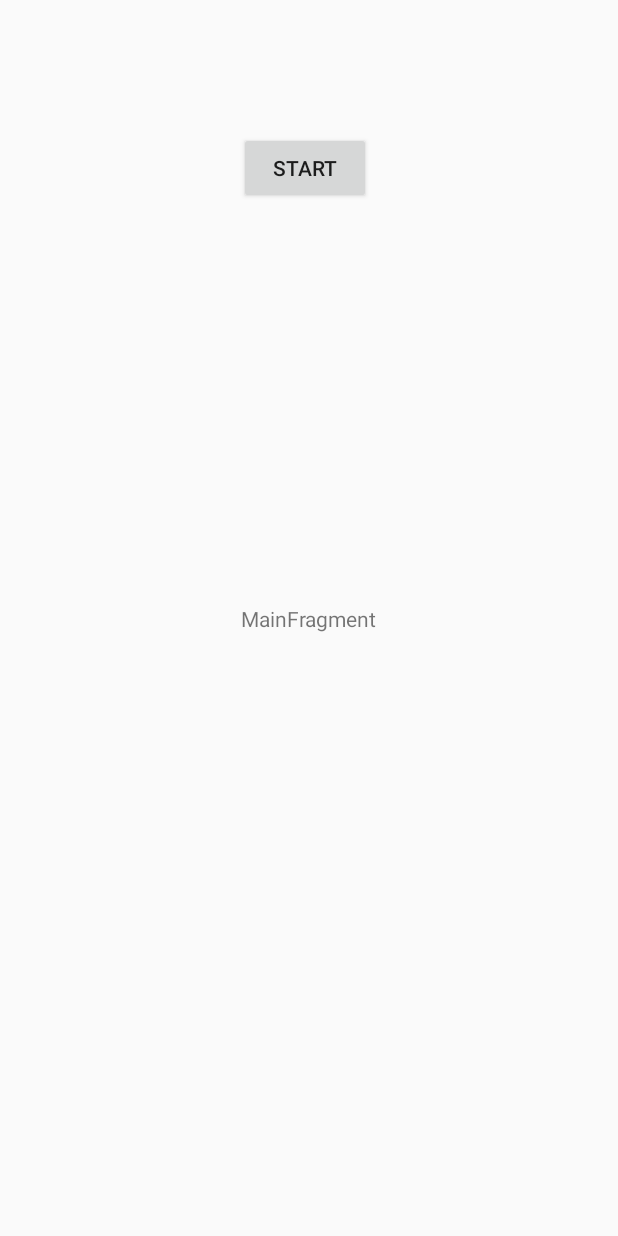
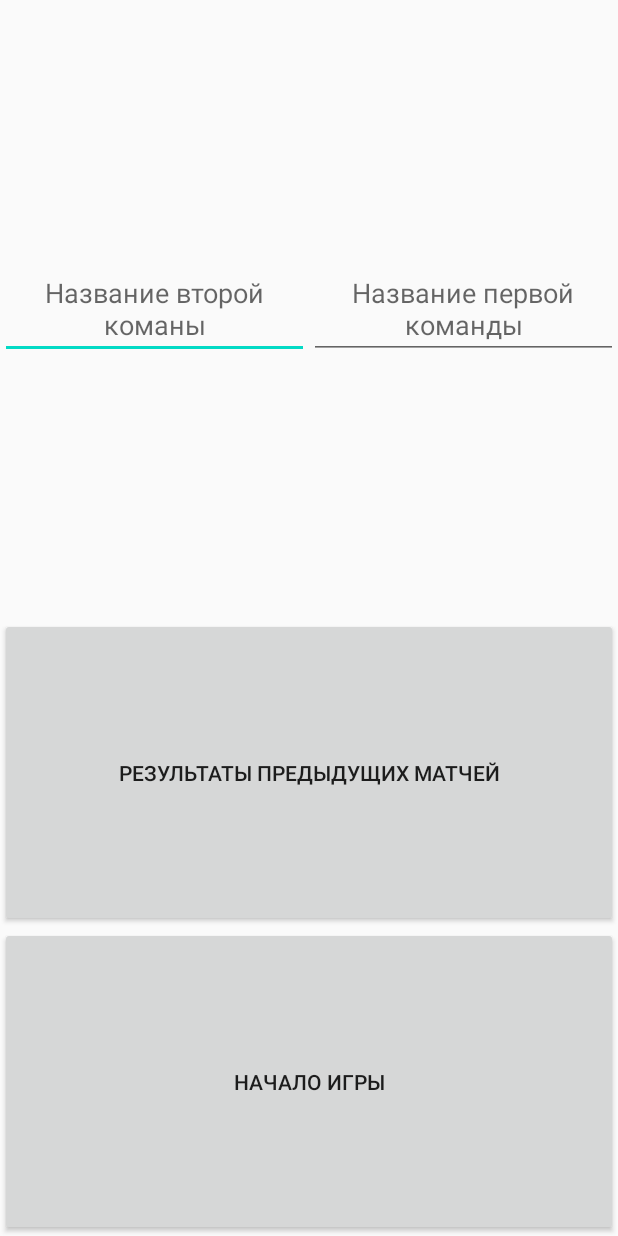
Before and after one commit to denn02/volleyball-1, an Android app: the layout main_fragment.xml on its own in the app's theme, with its tools: preview values and no code run, on a phone screen of 412 x 824 dp. Run offline under Robolectric (Android 15) with nearby library versions, the phone set to English and light mode, and no system bars.

Commit message:
first layout

```diff
--- a/app/src/main/AndroidManifest.xml
+++ b/app/src/main/AndroidManifest.xml
@@ -10,6 +10,8 @@
         android:supportsRtl="true"
         android:theme="@style/AppTheme">
         <activity android:name=".MainActivity">
+
+
             <intent-filter>
                 <action android:name="android.intent.action.MAIN" />
 
--- a/app/src/main/java/com/example/volleyball/MainActivity.java
+++ b/app/src/main/java/com/example/volleyball/MainActivity.java
@@ -2,6 +2,7 @@ package com.example.volleyball;
 
 import androidx.appcompat.app.AppCompatActivity;
 
+import android.content.pm.ActivityInfo;
 import android.os.Bundle;
 
 import com.example.volleyball.ui.main.MainFragment;
@@ -12,6 +13,7 @@ public class MainActivity extends AppCompatActivity {
     protected void onCreate(Bundle savedInstanceState) {
         super.onCreate(savedInstanceState);
         setContentView(R.layout.main_activity);
+        setRequestedOrientation(ActivityInfo.SCREEN_ORIENTATION_LANDSCAPE);
 //        if (savedInstanceState == null) {
 //            getSupportFragmentManager().beginTransaction()
 //                    .replace(R.id.container, MainFragment.newInstance())
--- a/app/src/main/res/layout/main_fragment.xml
+++ b/app/src/main/res/layout/main_fragment.xml
@@ -7,25 +7,91 @@
     android:layout_height="match_parent"
     tools:context=".ui.main.MainFragment">
 
-    <TextView
-        android:id="@+id/message"
-        android:layout_width="wrap_content"
-        android:layout_height="wrap_content"
-        android:text="MainFragment"
+    <LinearLayout
+        android:layout_width="match_parent"
+        android:layout_height="match_parent"
+        android:orientation="vertical"
         app:layout_constraintBottom_toBottomOf="parent"
         app:layout_constraintEnd_toEndOf="parent"
         app:layout_constraintStart_toStartOf="parent"
-        app:layout_constraintTop_toTopOf="parent" />
+        app:layout_constraintTop_toTopOf="parent">
 
-    <Button
-        android:id="@+id/btnStart"
-        android:layout_width="wrap_content"
-        android:layout_height="wrap_content"
-        android:layout_marginTop="88dp"
-        android:text="Start"
-        app:layout_constraintEnd_toEndOf="parent"
-        app:layout_constraintHorizontal_bias="0.492"
-        app:layout_constraintStart_toStartOf="parent"
-        app:layout_constraintTop_toTopOf="parent" />
+        <LinearLayout
+            android:layout_width="match_parent"
+            android:layout_height="match_parent"
+            android:layout_weight="0.5"
+            android:orientation="horizontal">
+
+            <LinearLayout
+                android:layout_width="match_parent"
+                android:layout_height="match_parent"
+                android:layout_weight="50"
+                android:gravity="start"
+                android:orientation="horizontal">
+
+                <com.google.android.material.textfield.TextInputEditText
+                    android:id="@+id/Team2"
+                    android:layout_width="match_parent"
+                    android:layout_height="wrap_content"
+                    android:layout_gravity="center_horizontal|center_vertical"
+                    android:gravity="center"
+                    android:hint="@string/team_2" />
+            </LinearLayout>
+
+            <LinearLayout
+                android:layout_width="match_parent"
+                android:layout_height="match_parent"
+                android:layout_weight="50"
+                android:orientation="horizontal">
+
+                <com.google.android.material.textfield.TextInputEditText
+                    android:id="@+id/Team1"
+                    android:layout_width="match_parent"
+                    android:layout_height="wrap_content"
+                    android:layout_gravity="center"
+                    android:gravity="center_horizontal"
+                    android:hint="@string/team_1" />
+            </LinearLayout>
+
+        </LinearLayout>
+
+        <LinearLayout
+            android:layout_width="match_parent"
+            android:layout_height="match_parent"
+            android:layout_weight="0.5"
+            android:baselineAligned="false"
+            android:orientation="vertical">
+
+            <LinearLayout
+                android:layout_width="match_parent"
+                android:layout_height="match_parent"
+                android:layout_weight="0.5"
+                android:orientation="horizontal">
+
+                <Button
+                    android:id="@+id/btnResults"
+                    android:layout_width="match_parent"
+                    android:layout_height="match_parent"
+                    android:layout_weight="0.5"
+                    android:text="@string/match_results" />
+            </LinearLayout>
+
+            <LinearLayout
+                android:layout_width="match_parent"
+                android:layout_height="match_parent"
+                android:layout_weight="0.5"
+                android:orientation="horizontal">
+
+                <Button
+                    android:id="@+id/btnStart"
+                    android:layout_width="match_parent"
+                    android:layout_height="match_parent"
+                    android:layout_weight="0.8"
+                    android:text="@string/start" />
+            </LinearLayout>
+
+        </LinearLayout>
+
+    </LinearLayout>
 
 </androidx.constraintlayout.widget.ConstraintLayout>
--- a/app/src/main/res/values/strings.xml
+++ b/app/src/main/res/values/strings.xml
@@ -3,4 +3,8 @@
 
     <!-- TODO: Remove or change this placeholder text -->
     <string name="hello_blank_fragment">Hello blank fragment</string>
+    <string name="start">Начало игры</string>
+    <string name="team_1">Название первой команды</string>
+    <string name="team_2">Название второй команы</string>
+    <string name="match_results">Результаты предыдущих матчей</string>
 </resources>
--- a/build.gradle
+++ b/build.gradle
@@ -8,7 +8,7 @@ buildscript {
 
     }
     dependencies {
-        classpath 'com.android.tools.build:gradle:3.6.1'
+        classpath 'com.android.tools.build:gradle:3.6.3'
 
 
         // NOTE: Do not place your application dependencies here; they belong
```
Also changed, not shown: 4 other files.
